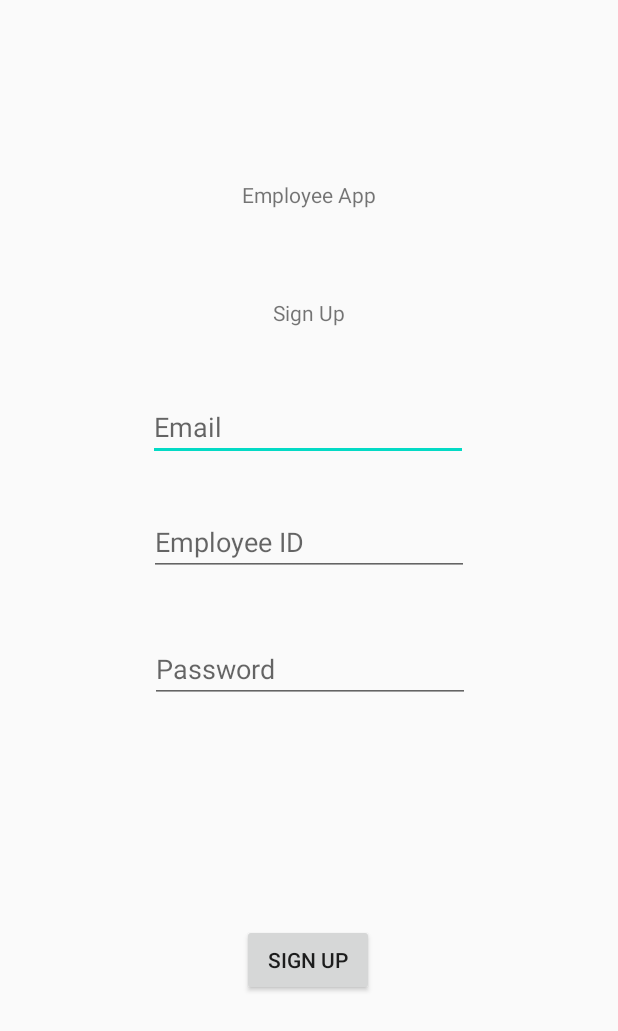
After one commit to MichelleCondon/IS4401-FinalYearProject, an Android app: the SignupScreen screen opened directly, with no data from a screen before it, on a phone screen of 412 x 824 dp. The commit adds this screen. Shown: the top 1031 px of the screen. Run offline under Robolectric (Android 15) with nearby library versions, the phone set to English and light mode, and no system bars; our stand-ins replace Firebase (no records; nobody signed in at launch, a user with empty details on screens opened directly).

Commit message:
Code to register a new user

```diff
--- a/app/build.gradle
+++ b/app/build.gradle
@@ -30,6 +30,11 @@ dependencies {
     implementation platform('com.google.firebase:firebase-bom:26.1.0')
     implementation 'com.google.firebase:firebase-analytics'
     implementation 'com.google.firebase:firebase-database'
+    implementation 'com.google.firebase:firebase-auth'
+    implementation 'com.google.android.material:material:1.2.1'
+    implementation 'androidx.annotation:annotation:1.1.0'
+    implementation 'androidx.lifecycle:lifecycle-extensions:2.2.0'
+    implementation 'com.google.firebase:firebase-auth:16.0.5'
     testImplementation 'junit:junit:4.12'
     androidTestImplementation 'androidx.test.ext:junit:1.1.2'
     androidTestImplementation 'androidx.test.espresso:espresso-core:3.3.0'
--- /dev/null
+++ b/app/src/main/java/com/michelle_condon/is4401_finalyearproject/SignupScreen.java
@@ -0,0 +1,115 @@
+package com.michelle_condon.is4401_finalyearproject;
+
+import androidx.annotation.NonNull;
+import androidx.appcompat.app.AppCompatActivity;
+
+import android.os.Bundle;
+import android.util.Patterns;
+import android.view.View;
+import android.widget.Button;
+import android.widget.EditText;
+import android.widget.ProgressBar;
+import android.widget.TextView;
+import android.widget.Toast;
+
+import com.google.android.gms.tasks.OnCompleteListener;
+import com.google.android.gms.tasks.Task;
+import com.google.firebase.auth.AuthResult;
+import com.google.firebase.auth.FirebaseAuth;
+import com.google.firebase.database.FirebaseDatabase;
+
+
+public class SignupScreen extends AppCompatActivity implements View.OnClickListener{
+    private FirebaseAuth mAuth;
+    private EditText emailAddress, employeeId, passwordText;
+    private TextView signupUser;
+    private ProgressBar progressBar;
+
+    @Override
+    protected void onCreate(Bundle savedInstanceState) {
+        super.onCreate(savedInstanceState);
+        setContentView(R.layout.activity_signup_screen);
+
+
+        // Initialize Firebase Auth
+        mAuth = FirebaseAuth.getInstance();
+        signupUser = (Button) findViewById(R.id.signupButton2);
+        signupUser.setOnClickListener(this);
+
+        emailAddress = (EditText) findViewById(R.id.emailAddress);
+        employeeId = (EditText) findViewById(R.id.employeeId);
+        passwordText = (EditText) findViewById(R.id.passwordText);
+        progressBar = (ProgressBar) findViewById(R.id.progressBar);
+    }
+
+
+    @Override
+    public void onClick(View v) {
+    switch (v.getId()){
+        case R.id.signupButton2:
+        signupUser();
+        break;
+    }
+    }
+
+    private void signupUser() {
+        final String email = emailAddress.getText().toString().trim();
+        final String employeeid = employeeId.getText().toString().trim();
+        String password = passwordText.getText().toString().trim();
+
+        if(email.isEmpty()){
+            emailAddress.setError("Email Address is Required");
+            emailAddress.requestFocus();
+            return;
+        }
+        if(!Patterns.EMAIL_ADDRESS.matcher(email).matches()){
+            emailAddress.setError("A Valid Email Address is Required");
+            emailAddress.requestFocus();
+            return;
+        }
+        if(employeeid.isEmpty()){
+            employeeId.setError("Employee Id is Required");
+            employeeId.requestFocus();
+            return;
+        }
+        if(password.isEmpty()){
+            passwordText.setError("Password is Required");
+            passwordText.requestFocus();
+            return;
+        }
+        if(password.length() <6){
+            passwordText.setError("Password must be more than 6 characters long");
+            passwordText.requestFocus();
+            return;
+        }
+
+        progressBar.setVisibility(View.VISIBLE);
+        mAuth.createUserWithEmailAndPassword(email,password)
+                .addOnCompleteListener(new OnCompleteListener<AuthResult>() {
+                    @Override
+                    public void onComplete(@NonNull Task<AuthResult> task) {
+                        if(task.isSuccessful()){
+                            User user = new User(email, employeeid);
+
+                            FirebaseDatabase.getInstance().getReference("Users")
+                                    .child(FirebaseAuth.getInstance().getCurrentUser().getUid())
+                                    .setValue(user).addOnCompleteListener(new OnCompleteListener<Void>() {
+                                @Override
+                                public void onComplete(@NonNull Task<Void> task) {
+                                    if(task.isSuccessful()){
+                                        Toast.makeText(SignupScreen.this, "User has been successfully registered", Toast.LENGTH_LONG).show();
+                                        progressBar.setVisibility(View.GONE);
+                                    }else{
+                                        Toast.makeText(SignupScreen.this, "Failed to register", Toast.LENGTH_LONG).show();
+                                        progressBar.setVisibility(View.GONE);
+                                    }
+                                }
+                            });
+                        }else{
+                            Toast.makeText(SignupScreen.this, "Failed to register", Toast.LENGTH_LONG).show();
+                            progressBar.setVisibility(View.GONE);
+                        }
+                    }
+                });
+    }
+}
--- /dev/null
+++ b/app/src/main/res/layout/activity_signup_screen.xml
@@ -0,0 +1,93 @@
+<?xml version="1.0" encoding="utf-8"?>
+<androidx.constraintlayout.widget.ConstraintLayout xmlns:android="http://schemas.android.com/apk/res/android"
+    xmlns:app="http://schemas.android.com/apk/res-auto"
+    xmlns:tools="http://schemas.android.com/tools"
+    android:layout_width="match_parent"
+    android:layout_height="match_parent"
+    tools:context=".SignupScreen">
+
+    <TextView
+        android:id="@+id/employeeAppText"
+        android:layout_width="wrap_content"
+        android:layout_height="wrap_content"
+        android:layout_marginTop="120dp"
+        android:text="@string/employee_app_text"
+        app:layout_constraintEnd_toEndOf="parent"
+        app:layout_constraintHorizontal_bias="0.501"
+        app:layout_constraintStart_toStartOf="parent"
+        app:layout_constraintTop_toTopOf="parent" />
+
+    <TextView
+        android:id="@+id/signupText"
+        android:layout_width="wrap_content"
+        android:layout_height="wrap_content"
+        android:layout_marginTop="59dp"
+        android:text="@string/signup_title_text"
+        app:layout_constraintEnd_toEndOf="parent"
+        app:layout_constraintStart_toStartOf="parent"
+        app:layout_constraintTop_toBottomOf="@+id/employeeAppText" />
+
+    <Button
+        android:id="@+id/signupButton2"
+        android:layout_width="wrap_content"
+        android:layout_height="wrap_content"
+        android:layout_marginBottom="160dp"
+        android:text="@string/signup_button"
+        app:layout_constraintBottom_toBottomOf="parent"
+        app:layout_constraintEnd_toEndOf="parent"
+        app:layout_constraintHorizontal_bias="0.498"
+        app:layout_constraintStart_toStartOf="parent" />
+
+    <EditText
+        android:id="@+id/emailAddress"
+        android:layout_width="wrap_content"
+        android:layout_height="wrap_content"
+        android:layout_marginTop="44dp"
+        android:ems="10"
+        android:hint="Email"
+        android:inputType="textEmailAddress"
+        app:layout_constraintEnd_toEndOf="parent"
+        app:layout_constraintHorizontal_bias="0.497"
+        app:layout_constraintStart_toStartOf="parent"
+        app:layout_constraintTop_toBottomOf="@+id/signupText" />
+
+    <EditText
+        android:id="@+id/passwordText"
+        android:layout_width="wrap_content"
+        android:layout_height="wrap_content"
+        android:layout_marginTop="116dp"
+        android:ems="10"
+        android:hint="Password"
+        android:inputType="textPassword"
+        app:layout_constraintEnd_toEndOf="parent"
+        app:layout_constraintHorizontal_bias="0.502"
+        app:layout_constraintStart_toStartOf="parent"
+        app:layout_constraintTop_toBottomOf="@+id/emailAddress" />
+
+    <ProgressBar
+        android:id="@+id/progressBar"
+        style="?android:attr/progressBarStyle"
+        android:layout_width="wrap_content"
+        android:layout_height="wrap_content"
+        android:layout_marginEnd="212dp"
+        android:layout_marginBottom="16dp"
+        android:visibility="gone"
+        app:layout_constraintBottom_toTopOf="@+id/employeeAppText"
+        app:layout_constraintEnd_toEndOf="parent"
+        app:layout_constraintTop_toTopOf="parent"
+        app:layout_constraintVertical_bias="1.0" />
+
+    <EditText
+        android:id="@+id/employeeId"
+        android:layout_width="wrap_content"
+        android:layout_height="wrap_content"
+        android:layout_marginTop="11dp"
+        android:layout_marginBottom="20dp"
+        android:ems="10"
+        android:hint="Employee ID"
+        android:inputType="number"
+        app:layout_constraintBottom_toTopOf="@+id/passwordText"
+        app:layout_constraintEnd_toEndOf="parent"
+        app:layout_constraintStart_toStartOf="parent"
+        app:layout_constraintTop_toBottomOf="@+id/emailAddress" />
+</androidx.constraintlayout.widget.ConstraintLayout>
--- /dev/null
+++ b/app/src/main/res/values/dimens.xml
@@ -0,0 +1,5 @@
+<resources>
+    <!-- Default screen margins, per the Android Design guidelines. -->
+    <dimen name="activity_horizontal_margin">16dp</dimen>
+    <dimen name="activity_vertical_margin">16dp</dimen>
+</resources>
--- a/app/src/main/res/values/styles.xml
+++ b/app/src/main/res/values/styles.xml
@@ -1,6 +1,6 @@
 <resources>
     <!-- Base application theme. -->
-    <style name="AppTheme" parent="Theme.AppCompat.Light.DarkActionBar">
+    <style name="AppTheme" parent="Theme.AppCompat.Light.NoActionBar">
         <!-- Customize your theme here. -->
         <item name="colorPrimary">@color/colorPrimary</item>
         <item name="colorPrimaryDark">@color/colorPrimaryDark</item>
```
Also changed, not shown: app/src/main/AndroidManifest.xml (+7 -0 lines), app/src/main/java/com/michelle_condon/is4401_finalyearproject/LoginScreen.java (added, +24 -0 lines), app/src/main/java/com/michelle_condon/is4401_finalyearproject/MainActivity.java (+20 -10 lines), app/src/main/java/com/michelle_condon/is4401_finalyearproject/User.java (added, +15 -0 lines), app/src/main/res/layout/activity_firebase_u_i.xml (added, +9 -0 lines), app/src/main/res/layout/activity_home_screen.xml (added, +17 -0 lines), app/src/main/res/layout/activity_login.xml (added, +76 -0 lines), app/src/main/res/layout/activity_main.xml (+52 -5 lines), app/src/main/res/values/strings.xml (+22 -0 lines).
